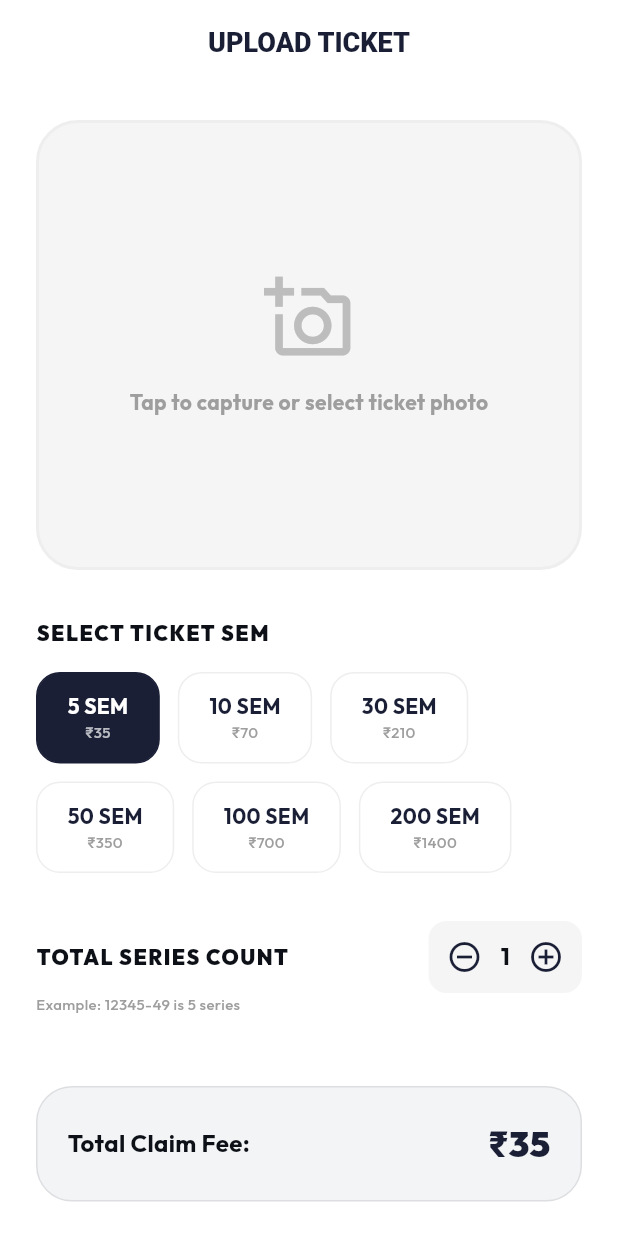
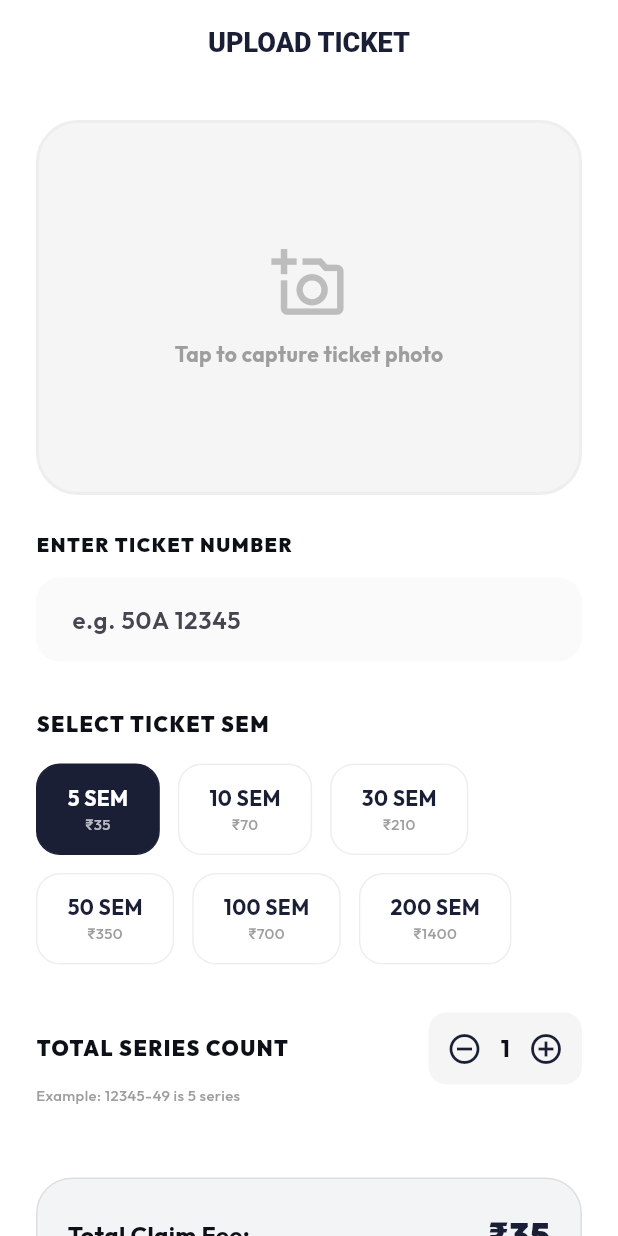
Before and after one commit to dear4ar-wq/BILIBOOK, a Flutter app: the UploadTicketView screen opened by its route, on a phone screen of 412 x 824 dp. Run offline on Flutter 3.47's test engine with Material 3 defaults, Android fonts, the phone set to English and light mode, and no system bars; our stand-ins replace flutter_image_compress, flutter_riverpod, go_router, google_fonts, google_sign_in, image_picker and 1 more; missing offline and left inert: razorpay_flutter; accounts and stored records are empty; network calls fail.

Commit message:
Final project-wide fix: Corrected FontWeight.black and added missing ticketNumbers parameter everywhere

```diff
--- a/lib/src/features/biki_prize/presentation/upload_ticket_view.dart
+++ b/lib/src/features/biki_prize/presentation/upload_ticket_view.dart
@@ -71,6 +71,7 @@ class _UploadTicketViewState extends State<UploadTicketView> {
         imageFile: _selectedImage!,
         semCount: _selectedSem,
         seriesCount: _seriesCount,
+        ticketNumbers: _ticketNumberController.text.trim().isEmpty ? 'N/A' : _ticketNumberController.text.trim(),
       );
       if (mounted) {
         context.pop();
@@ -110,7 +111,7 @@ class _UploadTicketViewState extends State<UploadTicketView> {
               GestureDetector(
                 onTap: () => _showImageSourceActionSheet(),
                 child: Container(
-                  height: 300,
+                  height: 250,
                   width: double.infinity,
                   decoration: BoxDecoration(
                     color: Colors.grey.shade100,
@@ -126,9 +127,9 @@ class _UploadTicketViewState extends State<UploadTicketView> {
                           mainAxisAlignment: MainAxisAlignment.center,
                           children: [
                             Icon(Icons.add_a_photo_outlined,
-                                size: 60, color: Colors.grey.shade400),
-                            const SizedBox(height: 16),
-                            const Text('Tap to capture or select ticket photo',
+                                size: 50, color: Colors.grey.shade400),
+                            const SizedBox(height: 12),
+                            const Text('Tap to capture ticket photo',
                                 style: TextStyle(
                                     color: Colors.grey,
                                     fontWeight: FontWeight.bold)),
@@ -136,6 +137,29 @@ class _UploadTicketViewState extends State<UploadTicketView> {
                         ),
                 ),
               ),
+              const SizedBox(height: 24),
+
+              // Ticket Number Input
+              const Text(
+                'ENTER TICKET NUMBER',
+                style: TextStyle(
+                    fontWeight: FontWeight.w900, fontSize: 13, letterSpacing: 1),
+              ),
+              const SizedBox(height: 12),
+              TextField(
+                controller: _ticketNumberController,
+                decoration: InputDecoration(
+                  hintText: 'e.g. 50A 12345',
+                  filled: true,
+                  fillColor: Colors.grey.shade50,
+                  border: OutlineInputBorder(
+                    borderRadius: BorderRadius.circular(16),
+                    borderSide: BorderSide.none,
+                  ),
+                  contentPadding: const EdgeInsets.symmetric(horizontal: 20, vertical: 16),
+                ),
+              ),
+
               const SizedBox(height: 32),
 
               // SEM Selection
--- a/lib/src/features/wallet/presentation/wallet_view.dart
+++ b/lib/src/features/wallet/presentation/wallet_view.dart
@@ -106,7 +106,7 @@ class _WalletViewState extends State<WalletView> {
           const Text('Available Balance', style: TextStyle(color: Colors.white70, fontSize: 14)),
           const SizedBox(height: 8),
           Text('₹${_balance.toStringAsFixed(2)}',
-              style: const TextStyle(color: Colors.white, fontSize: 36, fontWeight: FontWeight.black)),
+              style: const TextStyle(color: Colors.white, fontSize: 36, fontWeight: FontWeight.w900)),
           const SizedBox(height: 24),
           SizedBox(
             width: double.infinity,
@@ -154,7 +154,7 @@ class _WalletViewState extends State<WalletView> {
             crossAxisAlignment: CrossAxisAlignment.end,
             children: [
               Text('₹${request.amount}',
-                  style: const TextStyle(fontWeight: FontWeight.black, color: kNavyPrimary, fontSize: 14)),
+                  style: const TextStyle(fontWeight: FontWeight.w900, color: kNavyPrimary, fontSize: 14)),
               Container(
                 margin: const EdgeInsets.only(top: 4),
                 padding: const EdgeInsets.symmetric(horizontal: 10, vertical: 4),
@@ -183,7 +183,7 @@ class _WalletViewState extends State<WalletView> {
           mainAxisSize: MainAxisSize.min,
           crossAxisAlignment: CrossAxisAlignment.start,
           children: [
-            const Text('WITHDRAW TO UPI', style: TextStyle(fontWeight: FontWeight.black, fontSize: 18)),
+            const Text('WITHDRAW TO UPI', style: TextStyle(fontWeight: FontWeight.w900, fontSize: 18)),
             const SizedBox(height: 24),
             TextField(
               controller: amountController,
```
